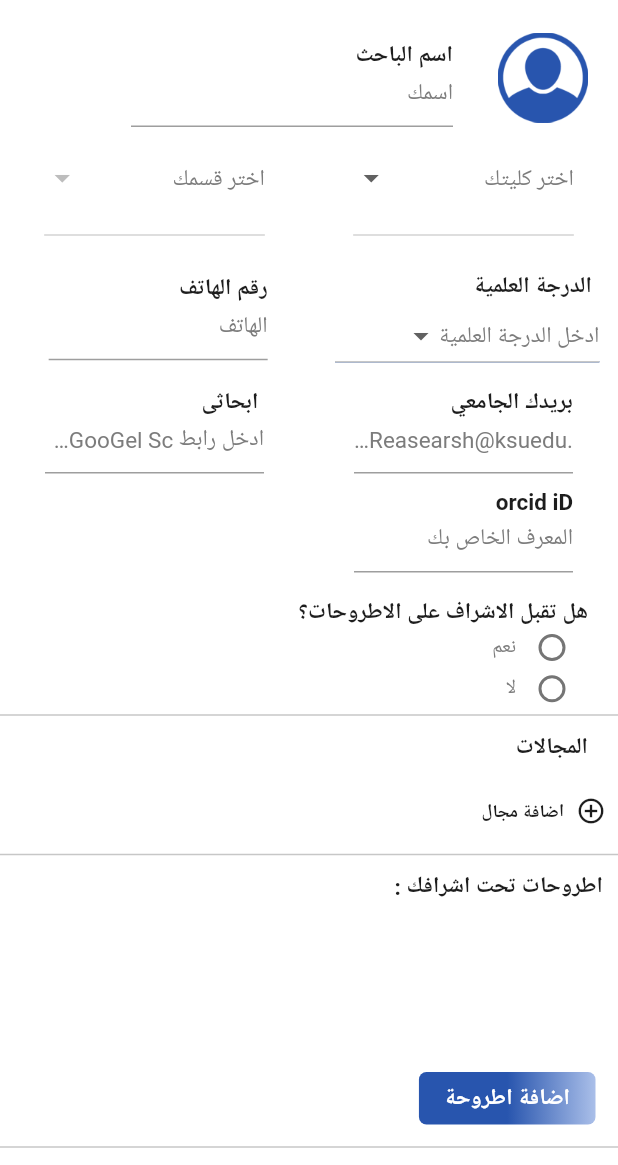
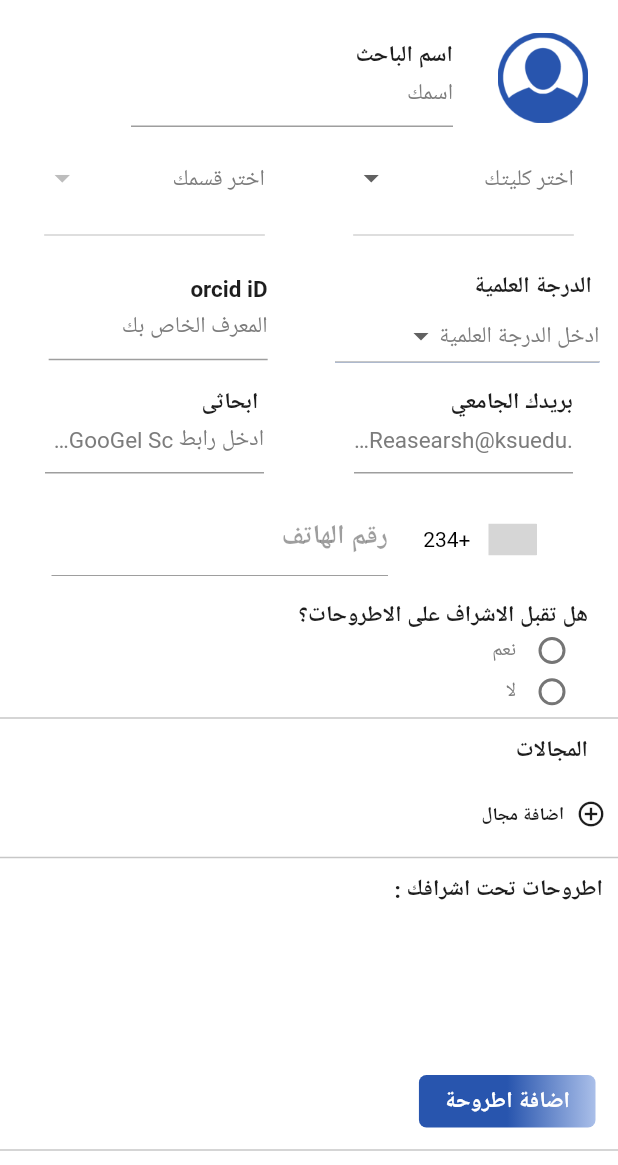
Before and after one commit to haneengheas/aban, a Flutter app: the CreateMemberProfile screen opened directly, on a phone screen of 412 x 824 dp, the part 71-1236 px from its top. Run offline on Flutter 3.47's test engine with Material 2 defaults, Android fonts, the phone set to English and light mode, and no system bars; drawn by our look-alikes of intl_phone_number_input; our stand-ins replace awesome_dialog, cloud_firestore, emoji_picker_flutter, firebase_auth, firebase_core, firebase_messaging and 4 more; missing offline and left inert: flutter_email_sender, quds_ui_kit; accounts and stored records are empty; Roboto replaces fonts that are missing (Cairo); grey boxes are pictures that could not be loaded.

Commit message:
جتك هم يهند

```diff
--- a/lib/screens/chat/chat_room.dart
+++ b/lib/screens/chat/chat_room.dart
@@ -52,8 +52,8 @@ class _ChatRoomState extends State<ChatRoom> {
 
   @override
   void initState() {
-    print(id);
-    print(widget.userId);
+    print("My d $id");
+    print("User Id ${widget.userId}");
     super.initState();
   }
 
--- a/lib/screens/chat/view.dart
+++ b/lib/screens/chat/view.dart
@@ -208,7 +208,7 @@ class _ChatScreenState extends State<ChatScreen> {
                     String image = message["image"];
                     String name = message["otherName"];
                     String userId = message["userId"];
-                    String lastmassage = message["Text"];
+                    String lastMessage = message["Text"];
 
                     if (!messageList.contains(name) &&
                         (message['sent'] == id || message['userId'] == id)) {
@@ -251,12 +251,12 @@ class _ChatScreenState extends State<ChatScreen> {
                             },
                           );
                         },
-                        lastmassage: lastmassage,
+                        lastmassage: lastMessage,
                       );
 
                       messageWidgets.add(messageWidget);
 
-                      messageList.add(message["name"]);
+                      messageList.add(message["otherName"]);
                     }
                   }
                   return Expanded(
--- a/lib/screens/profile/facultymember/create_profile/view.dart
+++ b/lib/screens/profile/facultymember/create_profile/view.dart
@@ -18,6 +18,7 @@ import 'package:firebase_storage/firebase_storage.dart';
 import 'package:flutter/material.dart';
 import 'package:google_fonts/google_fonts.dart';
 import 'package:image_picker/image_picker.dart';
+import 'package:intl_phone_number_input/intl_phone_number_input.dart';
 import 'package:path/path.dart' as path;
 import 'package:provider/provider.dart';
 
@@ -46,6 +47,20 @@ class _CreateMemberProfileState extends State<CreateMemberProfile> {
   List<String> selectedDepartment = <String>[];
   List<String> selectedDegree = <String>['دكتوراة'];
   final GlobalKey<FormState> formKey = GlobalKey<FormState>();
+  final GlobalKey<FormState> formKy = GlobalKey<FormState>();
+
+  final TextEditingController controller = TextEditingController();
+  String initialCountry = 'NG';
+  PhoneNumber number = PhoneNumber(isoCode: 'NG');
+
+  void getPhoneNumber(String phoneNumber) async {
+    PhoneNumber number =
+        await PhoneNumber.getRegionInfoFromPhoneNumber(phoneNumber, 'US');
+
+    setState(() {
+      this.number = number;
+    });
+  }
 
   getData() async {
     DocumentSnapshot documentSnapshot = await FirebaseFirestore.instance
@@ -260,6 +275,7 @@ class _CreateMemberProfileState extends State<CreateMemberProfile> {
                                       child: SizedBox(
                                         width: sizeFromWidth(context, 6),
                                         height: 50,
+
                                         // for example
                                         child: Text(value,
                                             textAlign: TextAlign.right),
@@ -272,24 +288,45 @@ class _CreateMemberProfileState extends State<CreateMemberProfile> {
                           ],
                         ),
                       ),
-                      SizedBox(
+                      Align(
+                        alignment: Alignment.centerRight,
+                        child: SizedBox(
                           width: sizeFromWidth(context, 2),
                           child: Directionality(
                               textDirection: TextDirection.rtl,
                               child: TextFieldUser(
-                              labelText: 'رقم الهاتف',
-                              hintText: 'الهاتف ',
+                                hintText: "المعرف الخاص بك",
+                                labelText: "orcid iD",
                                 onChanged: (value) {
-                                prov.phone = value;
+                                  prov.id = value;
                                 },
                                 validator: (value) {
                                   if (value.isEmpty) {
-                                  return 'الرجاءادخال رقم الهاتف ';
+                                    return 'الرجاءادخال المعرف الخاص بك ';
                                   }
                                 },
                                 scure: false,
                               )),
                         ),
+                      ),
+                      // SizedBox(
+                      //   width: sizeFromWidth(context, 2),
+                      //   child: Directionality(
+                      //       textDirection: TextDirection.rtl,
+                      //       child: TextFieldUser(
+                      //         labelText: 'رقم الهاتف',
+                      //         hintText: 'الهاتف ',
+                      //         onChanged: (value) {
+                      //           prov.phone = value;
+                      //         },
+                      //         validator: (value) {
+                      //           if (value.isEmpty) {
+                      //             return 'الرجاءادخال رقم الهاتف ';
+                      //           }
+                      //         },
+                      //         scure: false,
+                      //       )),
+                      // ),
                     ],
                   ),
                   Row(
@@ -305,6 +342,7 @@ class _CreateMemberProfileState extends State<CreateMemberProfile> {
                               onChanged: (value) {
                                 prov.email = value;
                               },
+
                               controller: email,
                               validator: (value) {
                                 if (value.isEmpty) {
@@ -335,27 +373,50 @@ class _CreateMemberProfileState extends State<CreateMemberProfile> {
                       ),
                     ],
                   ),
-                  Align(
-                    alignment: Alignment.centerRight,
-                    child: SizedBox(
-                      width: sizeFromWidth(context, 2),
-                      child: Directionality(
-                          textDirection: TextDirection.rtl,
-                          child: TextFieldUser(
-                            hintText: "المعرف الخاص بك",
-                            labelText: "orcid iD",
-                            onChanged: (value) {
-                              prov.id = value;
+                  const SizedBox(
+                    height: 20,
+                  ),
+                  SizedBox(
+                    width: MediaQuery.of(context).size.width / 1.2,
+                    child: Form(
+                      key: formKy,
+                      child: Container(
+                        child: Column(
+                          mainAxisAlignment: MainAxisAlignment.center,
+                          children: <Widget>[
+                            InternationalPhoneNumberInput(
+                              hintText: 'رقم الهاتف',
+                              textStyle: labelStyle2,
+                              onInputChanged: (PhoneNumber number) {
+                                print(number.phoneNumber);
                               },
-                            validator: (value) {
-                              if (value.isEmpty) {
-                                return 'الرجاءادخال المعرف الخاص بك ';
-                              }
+                              onInputValidated: (bool value) {
+                                print(value);
                               },
-                            scure: false,
-                          )),
+                              selectorConfig: const SelectorConfig(
+                                selectorType:
+                                    PhoneInputSelectorType.BOTTOM_SHEET,
+                              ),
+                              ignoreBlank: false,
+                              inputDecoration: const InputDecoration(
+                                  enabled: false, hintText: 'رقم الهاتف'),
+                              autoValidateMode: AutovalidateMode.disabled,
+                              selectorTextStyle: TextStyle(color: Colors.black),
+                              initialValue: number,
+                              textFieldController: controller,
+                              formatInput: false,
+                              keyboardType: TextInputType.numberWithOptions(
+                                  signed: true, decimal: true),
+                              inputBorder: OutlineInputBorder(),
+                              onSaved: (PhoneNumber number) {
+                                print('On Saved: $number');
+                              },
+                            ),
+                          ],
                         ),
                       ),
+                    ),
+                  )
                 ],
               ),
               // widget for accept supervision
@@ -465,9 +526,7 @@ class _CreateMemberProfileState extends State<CreateMemberProfile> {
                             body: const Text("يجب إدخال مجال"),
                             dialogType: DialogType.ERROR)
                           ..show();
-
-                      }
-                      else {
+                      } else {
                         await prov.createMemberProfile(
                           context: context,
                           faculty: college,
@@ -478,7 +537,7 @@ class _CreateMemberProfileState extends State<CreateMemberProfile> {
                           fields: fieldsStr,
                           accept: prov.accept,
                           name: nameuser.text,
-                          phone: prov.phone,
+                          phone: controller.text,
                           link: prov.link,
                           email: email.text,
                         );
@@ -518,14 +577,12 @@ showBottomSheet(context) {
                   var picked = await ImagePicker()
                       .pickImage(source: ImageSource.gallery);
 
-
                   // if(prov.file == null){
                   //   prov.ref =
                   //       FirebaseStorage.instance.ref("images").child('user.png');
                   //   Navigator.of(context).pop();
                   // }
                   //  else
-
 
                   if (picked != null) {
                     prov.file = File(picked.path);
--- a/lib/screens/seminar/later_seminar.dart
+++ b/lib/screens/seminar/later_seminar.dart
@@ -20,7 +20,9 @@ class LaterSeminar extends StatefulWidget {
   final String? filter;
 
   @override
+
   _UnCompletedProjectState createState() => _UnCompletedProjectState();
+
 }
 
 class _UnCompletedProjectState extends State<LaterSeminar> {
@@ -31,7 +33,10 @@ class _UnCompletedProjectState extends State<LaterSeminar> {
   Widget build(BuildContext context) {
     var prov = Provider.of<ProfileProvider>(context);
     return Column(
+
       children: [
+
+
         TextButton(
           onPressed: () {
             Navigator.push(
--- a/pubspec.yaml
+++ b/pubspec.yaml
@@ -44,6 +44,7 @@ dependencies:
   firebase_storage:
   firebase_messaging:
   intl:
+  intl_phone_number_input: ^0.7.0+2
 
 
 
```
Also changed, not shown: lib/screens/profile/graduatedmember/create_profile/view.dart (+55 -17 lines), pubspec.lock. Lines whose indentation alone changed are shown as unchanged.
